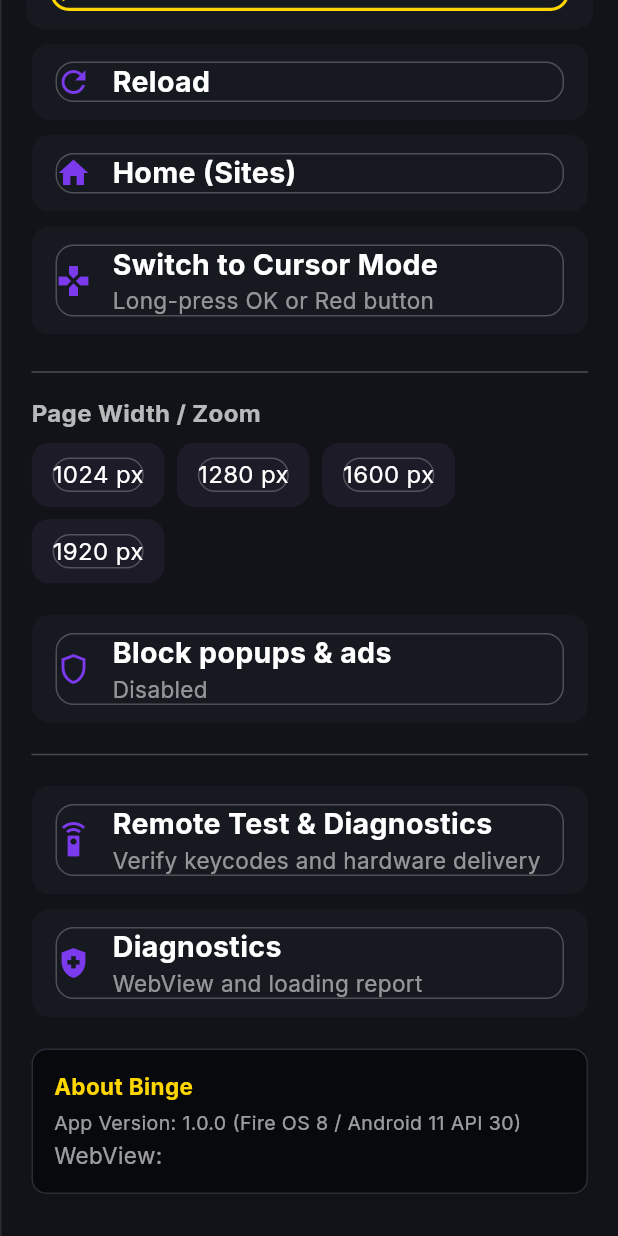
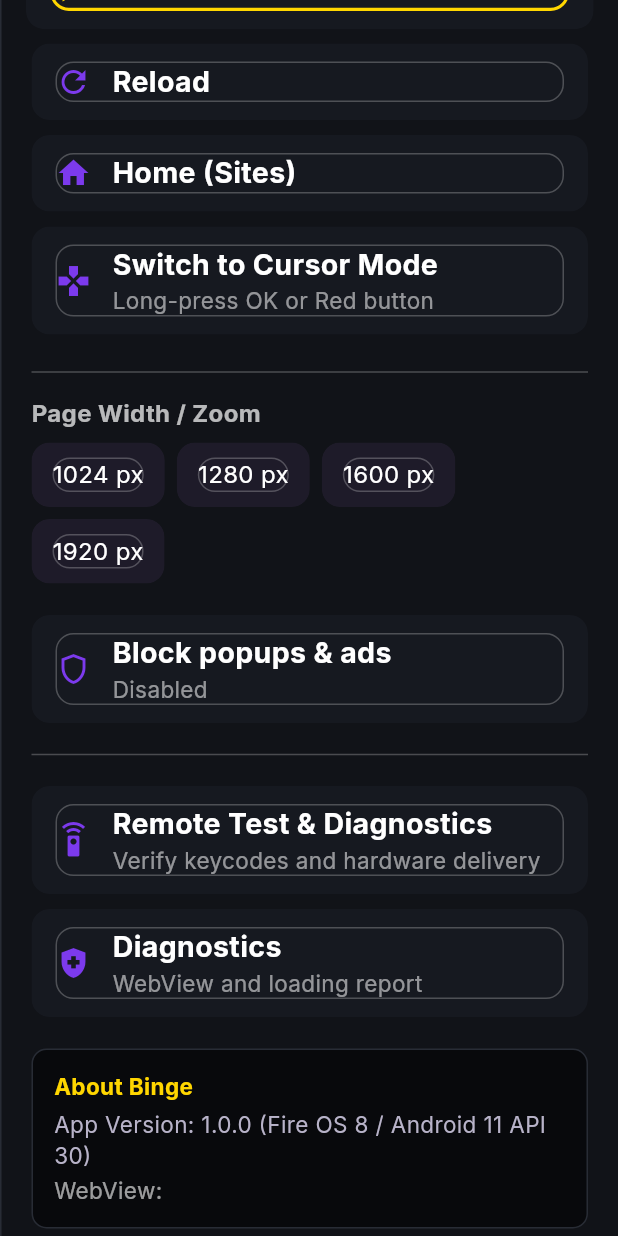
Before and after one commit to ryderbk/bingetv, a Flutter app: the QuickMenuOverlay widget shown alone on an empty page, opened directly with empty values, scrolled down 164 dp, on a phone screen of 412 x 824 dp. Run offline on Flutter 3.47's test engine with Material 3 defaults, Android fonts, the phone set to English and light mode, and no system bars; our stand-ins replace shared_preferences, wakelock_plus; missing offline and left inert: flutter_inappwebview; accounts and stored records are empty.

Commit message:
Improve quick menu typography and test responsive TV layouts

```diff
--- a/lib/widgets/quick_menu_overlay.dart
+++ b/lib/widgets/quick_menu_overlay.dart
@@ -274,7 +274,10 @@ class _QuickMenuOverlayState extends State<QuickMenuOverlay> {
                         const SizedBox(height: 4),
                         const Text(
                           'App Version: 1.0.0 (Fire OS 8 / Android 11 API 30)',
-                          style: TextStyle(color: Colors.white60, fontSize: 13),
+                          style: TextStyle(
+                            color: bingeTextSecondary,
+                            fontSize: 15,
+                          ),
                         ),
                         const SizedBox(height: 2),
                         Text(
```
Also changed, not shown: 1 other file.
